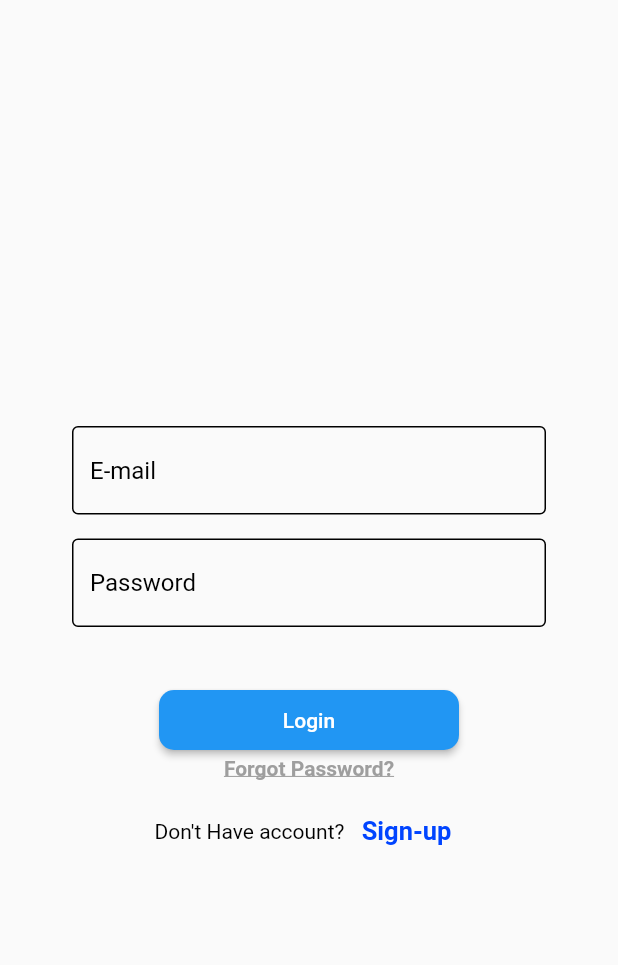
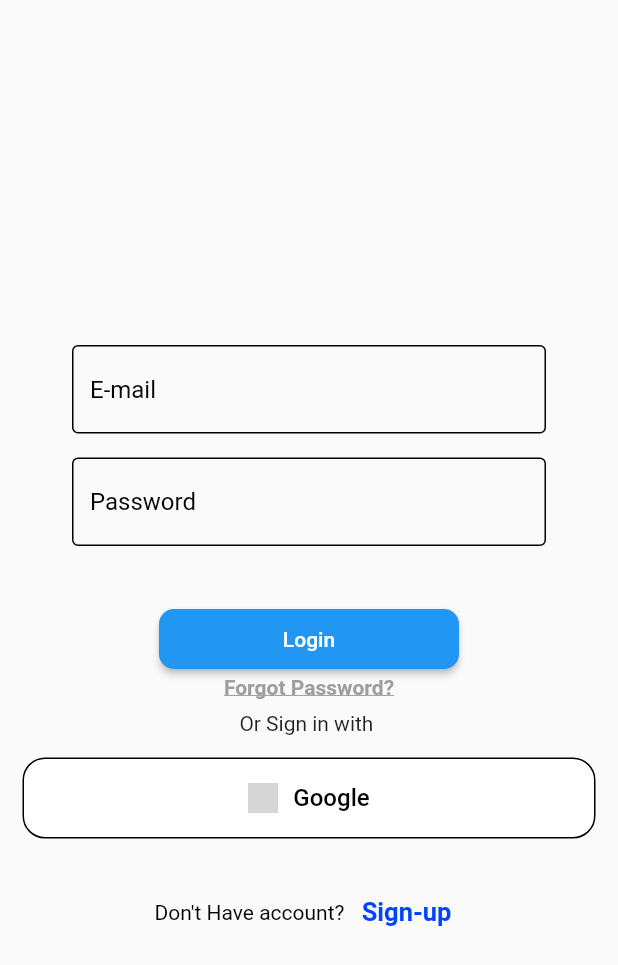
Before and after one commit to Nizar-Sweiss/Semi-Final-Lab, a Flutter app: the screen it shows after launch, on a phone screen of 412 x 824 dp. Shown: the top 965 px of the screen. Run offline on Flutter 3.47's test engine with Material 2 defaults, Android fonts, the phone set to English and light mode, and no system bars; our stand-ins replace carousel_slider, cloud_firestore, firebase_auth, firebase_core, google_sign_in; accounts and stored records are empty; network calls fail; grey boxes are pictures that could not be loaded.

Commit message:
add: login with Gmail

```diff
--- a/ltuc_portal/lib/Screens/login_screen.dart
+++ b/ltuc_portal/lib/Screens/login_screen.dart
@@ -1,7 +1,10 @@
 import 'package:flutter/material.dart';
 import 'package:firebase_auth/firebase_auth.dart';
-import 'package:ltuc_portal/widgets/widgets.dart';
+import 'package:ltuc_portal/Widgets/widgets.dart';
 import 'package:ltuc_portal/screens/screens.dart';
+import 'package:google_sign_in/google_sign_in.dart';
+import 'package:ltuc_portal/utility/google_provider.dart';
+import 'package:provider/provider.dart';
 
 class LoginScreen extends StatefulWidget {
   const LoginScreen({super.key});
@@ -58,6 +61,14 @@ class _LoginScreenState extends State<LoginScreen> {
                   ),
                 ),
               ),
+              Container(
+                  padding: EdgeInsets.only(top: 8),
+                  child: Text("Or Sign in with ")),
+              GoogleButton(onPressed: () {
+                final provider =
+                    Provider.of<GoogleSignInProvider>(context, listen: false);
+                provider.googleLogin();
+              }),
               const SizedBox(height: 10),
               Row(
                 mainAxisAlignment: MainAxisAlignment.center,
--- a/ltuc_portal/lib/Widgets/google_Button.dart
+++ b/ltuc_portal/lib/Widgets/google_Button.dart
@@ -0,0 +1,41 @@
+import 'package:flutter/material.dart';
+
+class GoogleButton extends StatelessWidget {
+  final Function() onPressed;
+  const GoogleButton({
+    required this.onPressed,
+    Key? key,
+  }) : super(key: key);
+
+  @override
+  Widget build(BuildContext context) {
+    return Container(
+        height: 54,
+        margin: const EdgeInsets.all(15),
+        decoration: BoxDecoration(
+          border: Border.all(),
+          borderRadius: BorderRadius.circular(15),
+          color: Colors.white,
+        ),
+        child: TextButton(
+          style: ButtonStyle(
+              shape: MaterialStateProperty.all(RoundedRectangleBorder(
+                  borderRadius: BorderRadius.circular(15)))),
+          child: Row(
+            mainAxisAlignment: MainAxisAlignment.center,
+            children: [
+              Image.network(
+                "https://firebasestorage.googleapis.com/v0/b/flutterbricks-public.appspot.com/o/crypto%2Fsearch%20(2).png?alt=media&token=24a918f7-3564-4290-b7e4-08ff54b3c94c",
+                width: 20,
+              ),
+              const SizedBox(
+                width: 10,
+              ),
+              const Text("Google",
+                  style: TextStyle(color: Colors.black, fontSize: 16)),
+            ],
+          ),
+          onPressed: onPressed,
+        ));
+  }
+}
--- a/ltuc_portal/lib/Widgets/widgets.dart
+++ b/ltuc_portal/lib/Widgets/widgets.dart
@@ -1,2 +1,3 @@
 export 'package:ltuc_portal/widgets/default_text_field.dart';
 export 'package:ltuc_portal/widgets/default_button.dart';
+export 'package:ltuc_portal/Widgets/google_Button.dart';
--- a/ltuc_portal/lib/main.dart
+++ b/ltuc_portal/lib/main.dart
@@ -2,7 +2,9 @@ import 'package:flutter/material.dart';
 import 'package:firebase_auth/firebase_auth.dart';
 import 'package:firebase_core/firebase_core.dart';
 import 'package:ltuc_portal/screens/screens.dart';
+import 'package:ltuc_portal/utility/google_provider.dart';
 import 'package:ltuc_portal/utility/utility.dart';
+import 'package:provider/provider.dart';
 
 /// `main()` is the entry point of the app.
 Future<void> main() async {
@@ -23,7 +25,9 @@ class MyApp extends StatelessWidget {
           return const Center(child: CircularProgressIndicator());
         }
         final user = snapshot.data;
-        return MaterialApp(
+        return ChangeNotifierProvider(
+          create: (context) => GoogleSignInProvider(),
+          child: MaterialApp(
             debugShowCheckedModeBanner: false,
             home: snapshot.connectionState != ConnectionState.active
                 ? const Center(
@@ -32,6 +36,7 @@ class MyApp extends StatelessWidget {
                 : user != null
                     ? const HomeScreen()
                     : const LoginScreen(),
+          ),
         );
       },
     );
--- /dev/null
+++ b/ltuc_portal/lib/utility/google_provider.dart
@@ -0,0 +1,24 @@
+import 'package:firebase_auth/firebase_auth.dart';
+import 'package:flutter/cupertino.dart';
+import 'package:google_sign_in/google_sign_in.dart';
+
+class GoogleSignInProvider extends ChangeNotifier {
+  final googleSignIn = GoogleSignIn();
+
+  GoogleSignInAccount? _user;
+  GoogleSignInAccount get user => _user!;
+
+  Future googleLogin() async {
+    final googleUser = await googleSignIn.signIn();
+    if (googleUser == null) return;
+    _user = googleUser;
+
+    final googleAuth = await googleUser.authentication;
+    final credentail = GoogleAuthProvider.credential(
+        accessToken: googleAuth.accessToken, idToken: googleAuth.idToken);
+
+    await FirebaseAuth.instance.signInWithCredential(credentail);
+
+    notifyListeners();
+  }
+}
--- a/ltuc_portal/pubspec.yaml
+++ b/ltuc_portal/pubspec.yaml
@@ -40,6 +40,8 @@ dependencies:
   font_awesome_flutter: ^10.2.1
   carousel_slider: ^4.1.1
   cloud_firestore: ^4.0.1
+  google_sign_in: ^5.4.2
+  provider: ^5.0.0
 
 dev_dependencies:
   flutter_test:
```
Also changed, not shown: ltuc_portal/pubspec.lock. Lines whose indentation alone changed are shown as unchanged.
